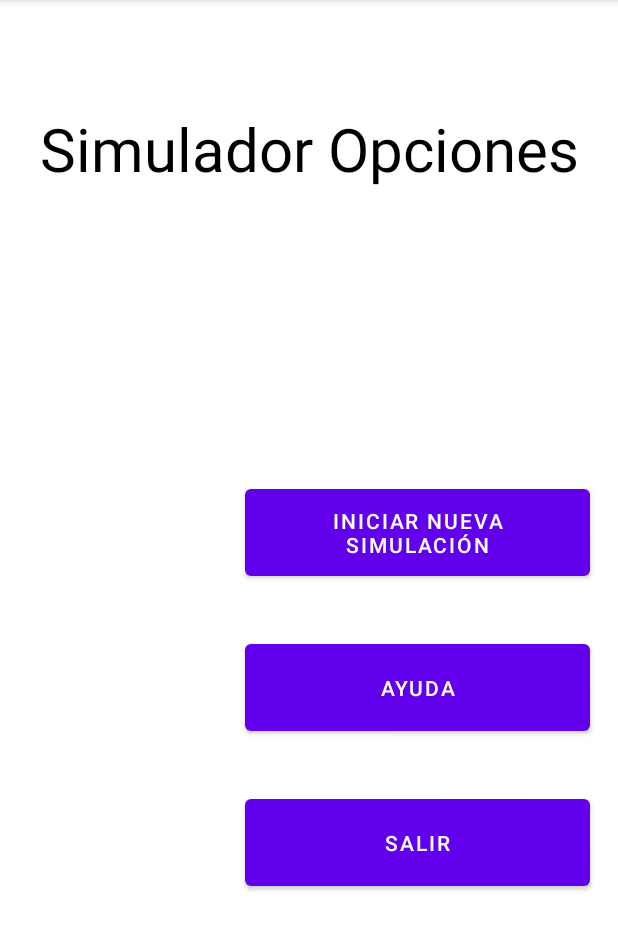
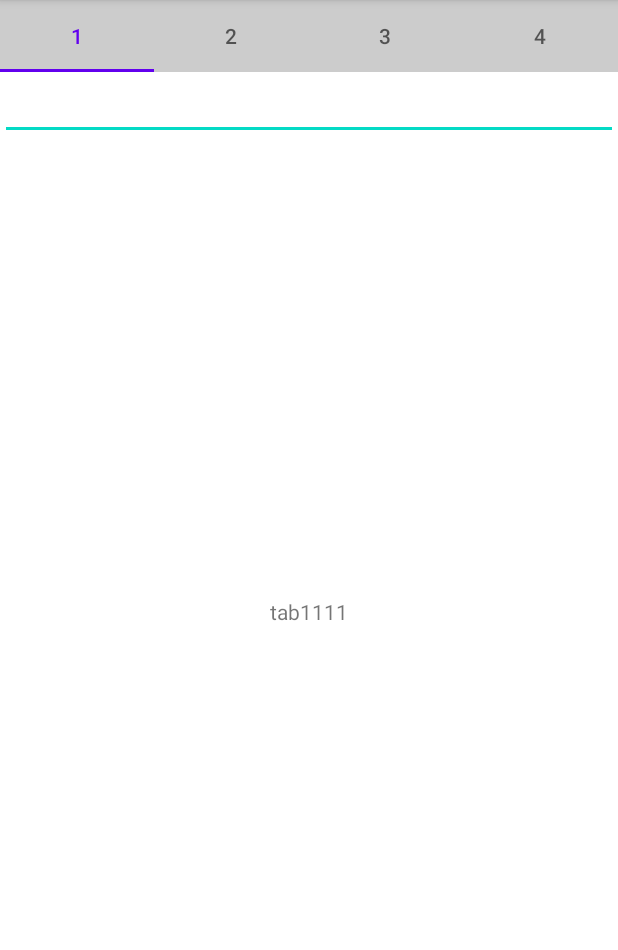
Before and after one commit to borisumss/SimuladorPlanDeNegocios, an Android app: the screen it shows after launch (MainActivity before the commit, MenuSimulacion after it), after a tap on "INICIAR NUEVA SIMULACIÓN", on a phone screen of 412 x 824 dp, the part 84-1034 px from its top. Run offline under Robolectric (Android 15) with nearby library versions, the phone set to English and light mode, and no system bars.

Commit message:
implementacion tabs

```diff
--- a/app/src/main/AndroidManifest.xml
+++ b/app/src/main/AndroidManifest.xml
@@ -14,6 +14,9 @@
         android:supportsRtl="true"
         android:theme="@style/Theme.SimuladorPlanDeNegocios">
         <activity
+            android:name=".Vista.MenuSimulacion"
+            android:exported="false" />
+        <activity
             android:name=".Vista.SplashActivity"
             android:exported="true">
             <intent-filter>
@@ -22,7 +25,6 @@
                 <category android:name="android.intent.category.LAUNCHER" />
             </intent-filter>
         </activity>
-
         <activity
             android:name=".Vista.MainActivity"
             android:exported="true" />
--- /dev/null
+++ b/app/src/main/java/com/example/simuladorplandenegocios/Controlador/PagerController.java
@@ -0,0 +1,39 @@
+package com.example.simuladorplandenegocios.Controlador;
+
+import androidx.annotation.NonNull;
+import androidx.fragment.app.Fragment;
+import androidx.fragment.app.FragmentManager;
+import androidx.fragment.app.FragmentPagerAdapter;
+
+public class PagerController extends FragmentPagerAdapter{
+    private int numoftabs;
+
+    public PagerController(@NonNull FragmentManager fm, int behavior){
+        super(fm, behavior);
+        this.numoftabs = behavior;
+    }
+
+    @NonNull
+    @Override
+    public Fragment getItem(int position) {
+
+        switch (position){
+            case 0:
+                return new tab1();
+            case 1:
+                return new tab2();
+            case 2:
+                return new tab3();
+            case 3:
+                return new tab4();
+            default:
+                return null;
+
+        }
+    }
+
+    @Override
+    public int getCount() {
+        return numoftabs;
+    }
+}
--- /dev/null
+++ b/app/src/main/java/com/example/simuladorplandenegocios/Controlador/tab1.java
@@ -0,0 +1,66 @@
+package com.example.simuladorplandenegocios.Controlador;
+
+import android.os.Bundle;
+
+import androidx.fragment.app.Fragment;
+
+import android.view.LayoutInflater;
+import android.view.View;
+import android.view.ViewGroup;
+
+import com.example.simuladorplandenegocios.R;
+
+/**
+ * A simple {@link Fragment} subclass.
+ * Use the {@link tab1#newInstance} factory method to
+ * create an instance of this fragment.
+ */
+public class tab1 extends Fragment {
+
+    // TODO: Rename parameter arguments, choose names that match
+    // the fragment initialization parameters, e.g. ARG_ITEM_NUMBER
+    private static final String ARG_PARAM1 = "param1";
+    private static final String ARG_PARAM2 = "param2";
+
+    // TODO: Rename and change types of parameters
+    private String mParam1;
+    private String mParam2;
+
+    public tab1() {
+        // Required empty public constructor
+    }
+
+    /**
+     * Use this factory method to create a new instance of
+     * this fragment using the provided parameters.
+     *
+     * @param param1 Parameter 1.
+     * @param param2 Parameter 2.
+     * @return A new instance of fragment tab1.
+     */
+    // TODO: Rename and change types and number of parameters
+    public static tab1 newInstance(String param1, String param2) {
+        tab1 fragment = new tab1();
+        Bundle args = new Bundle();
+        args.putString(ARG_PARAM1, param1);
+        args.putString(ARG_PARAM2, param2);
+        fragment.setArguments(args);
+        return fragment;
+    }
+
+    @Override
+    public void onCreate(Bundle savedInstanceState) {
+        super.onCreate(savedInstanceState);
+        if (getArguments() != null) {
+            mParam1 = getArguments().getString(ARG_PARAM1);
+            mParam2 = getArguments().getString(ARG_PARAM2);
+        }
+    }
+
+    @Override
+    public View onCreateView(LayoutInflater inflater, ViewGroup container,
+                             Bundle savedInstanceState) {
+        // Inflate the layout for this fragment
+        return inflater.inflate(R.layout.fragment_tab1, container, false);
+    }
+}
--- /dev/null
+++ b/app/src/main/java/com/example/simuladorplandenegocios/Controlador/tab2.java
@@ -0,0 +1,66 @@
+package com.example.simuladorplandenegocios.Controlador;
+
+import android.os.Bundle;
+
+import androidx.fragment.app.Fragment;
+
+import android.view.LayoutInflater;
+import android.view.View;
+import android.view.ViewGroup;
+
+import com.example.simuladorplandenegocios.R;
+
+/**
+ * A simple {@link Fragment} subclass.
+ * Use the {@link tab2#newInstance} factory method to
+ * create an instance of this fragment.
+ */
+public class tab2 extends Fragment {
+
+    // TODO: Rename parameter arguments, choose names that match
+    // the fragment initialization parameters, e.g. ARG_ITEM_NUMBER
+    private static final String ARG_PARAM1 = "param1";
+    private static final String ARG_PARAM2 = "param2";
+
+    // TODO: Rename and change types of parameters
+    private String mParam1;
+    private String mParam2;
+
+    public tab2() {
+        // Required empty public constructor
+    }
+
+    /**
+     * Use this factory method to create a new instance of
+     * this fragment using the provided parameters.
+     *
+     * @param param1 Parameter 1.
+     * @param param2 Parameter 2.
+     * @return A new instance of fragment tab2.
+     */
+    // TODO: Rename and change types and number of parameters
+    public static tab2 newInstance(String param1, String param2) {
+        tab2 fragment = new tab2();
+        Bundle args = new Bundle();
+        args.putString(ARG_PARAM1, param1);
+        args.putString(ARG_PARAM2, param2);
+        fragment.setArguments(args);
+        return fragment;
+    }
+
+    @Override
+    public void onCreate(Bundle savedInstanceState) {
+        super.onCreate(savedInstanceState);
+        if (getArguments() != null) {
+            mParam1 = getArguments().getString(ARG_PARAM1);
+            mParam2 = getArguments().getString(ARG_PARAM2);
+        }
+    }
+
+    @Override
+    public View onCreateView(LayoutInflater inflater, ViewGroup container,
+                             Bundle savedInstanceState) {
+        // Inflate the layout for this fragment
+        return inflater.inflate(R.layout.fragment_tab2, container, false);
+    }
+}
--- a/app/src/main/java/com/example/simuladorplandenegocios/Vista/MainActivity.java
+++ b/app/src/main/java/com/example/simuladorplandenegocios/Vista/MainActivity.java
@@ -25,7 +25,7 @@ public class MainActivity extends AppCompatActivity {
 
             @Override
             public void onClick(View view) {
-                Intent i = new Intent( MainActivity.this, simulacion.class);
+                Intent i = new Intent( MainActivity.this, MenuSimulacion.class);
                 startActivity(i);
             }
         });
--- /dev/null
+++ b/app/src/main/java/com/example/simuladorplandenegocios/Vista/MenuSimulacion.java
@@ -0,0 +1,65 @@
+package com.example.simuladorplandenegocios.Vista;
+
+import androidx.appcompat.app.AppCompatActivity;
+import androidx.viewpager.widget.ViewPager;
+
+import android.os.Bundle;
+
+import com.example.simuladorplandenegocios.Controlador.PagerController;
+import com.example.simuladorplandenegocios.R;
+import com.google.android.material.tabs.TabItem;
+import com.google.android.material.tabs.TabLayout;
+
+public class MenuSimulacion extends AppCompatActivity {
+    private TabLayout tabLayout;
+    private ViewPager viewPager;
+    private TabItem tab1, tab2, tab3, tab4;
+    private PagerController pagerAdapter;
+    @Override
+    protected void onCreate(Bundle savedInstanceState) {
+        super.onCreate(savedInstanceState);
+        setContentView(R.layout.activity_menu_simulacion);
+
+        tabLayout = findViewById(R.id.tablayout);
+        viewPager = findViewById(R.id.viewpager);
+
+        tab1 = findViewById(R.id.tab1);
+        tab2 = findViewById(R.id.tab2);
+        tab3 = findViewById(R.id.tab3);
+        tab4 = findViewById(R.id.tab4);
+
+        pagerAdapter = new PagerController(getSupportFragmentManager(),tabLayout.getTabCount());
+        viewPager.setAdapter(pagerAdapter);
+        tabLayout.setOnTabSelectedListener(new TabLayout.OnTabSelectedListener() {
+            @Override
+            public void onTabSelected(TabLayout.Tab tab) {
+                viewPager.setCurrentItem(tab.getPosition());
+                if(tab.getPosition()==0){
+                    pagerAdapter.notifyDataSetChanged();
+                }
+                if(tab.getPosition()==1){
+                    pagerAdapter.notifyDataSetChanged();
+                }
+                if(tab.getPosition()==2){
+                    pagerAdapter.notifyDataSetChanged();
+                }
+                if(tab.getPosition()==3){
+                    pagerAdapter.notifyDataSetChanged();
+                }
+            }
+
+            @Override
+            public void onTabUnselected(TabLayout.Tab tab) {
+
+            }
+
+            @Override
+            public void onTabReselected(TabLayout.Tab tab) {
+
+            }
+        });
+
+        viewPager.addOnPageChangeListener(new TabLayout.TabLayoutOnPageChangeListener(tabLayout));
+
+    }
+}
--- /dev/null
+++ b/app/src/main/res/layout/activity_menu_simulacion.xml
@@ -0,0 +1,51 @@
+<?xml version="1.0" encoding="utf-8"?>
+<LinearLayout xmlns:android="http://schemas.android.com/apk/res/android"
+    xmlns:app="http://schemas.android.com/apk/res-auto"
+    xmlns:tools="http://schemas.android.com/tools"
+    android:layout_width="match_parent"
+    android:layout_height="match_parent"
+    tools:context=".Vista.MenuSimulacion"
+    android:orientation="vertical"
+    >
+
+
+    <com.google.android.material.tabs.TabLayout
+        android:id="@+id/tablayout"
+        android:layout_width="match_parent"
+        android:layout_height="wrap_content"
+        android:background="@color/nuevo">
+
+        <com.google.android.material.tabs.TabItem
+            android:id="@+id/tab1"
+            android:layout_width="wrap_content"
+            android:layout_height="wrap_content"
+            android:text="1" />
+
+        <com.google.android.material.tabs.TabItem
+            android:id="@+id/tab2"
+            android:layout_width="wrap_content"
+            android:layout_height="wrap_content"
+            android:text="2" />
+
+        <com.google.android.material.tabs.TabItem
+            android:id="@+id/tab3"
+            android:layout_width="wrap_content"
+            android:layout_height="wrap_content"
+            android:text="3" />
+
+        <com.google.android.material.tabs.TabItem
+            android:id="@+id/tab4"
+            android:layout_width="wrap_content"
+            android:layout_height="wrap_content"
+            android:text="4" />
+
+    </com.google.android.material.tabs.TabLayout>
+
+    <androidx.viewpager.widget.ViewPager
+        android:id="@+id/viewpager"
+        android:layout_width="match_parent"
+        android:layout_height="match_parent">
+
+    </androidx.viewpager.widget.ViewPager>
+
+</LinearLayout>
--- /dev/null
+++ b/app/src/main/res/layout/fragment_tab1.xml
@@ -0,0 +1,22 @@
+<?xml version="1.0" encoding="utf-8"?>
+<FrameLayout xmlns:android="http://schemas.android.com/apk/res/android"
+    xmlns:tools="http://schemas.android.com/tools"
+    android:layout_width="match_parent"
+    android:layout_height="match_parent"
+    tools:context=".Controlador.tab1">
+
+    <!-- TODO: Update blank fragment layout -->
+    <TextView
+        android:layout_width="match_parent"
+        android:layout_height="match_parent"
+        android:text="tab1111"
+        android:gravity="center"/>
+
+    <EditText
+        android:id="@+id/editTextNumber"
+        android:layout_width="match_parent"
+        android:layout_height="wrap_content"
+        android:ems="10"
+        android:inputType="number" />
+
+</FrameLayout>
--- a/app/src/main/res/values/colors.xml
+++ b/app/src/main/res/values/colors.xml
@@ -7,4 +7,5 @@
     <color name="teal_700">#FF018786</color>
     <color name="black">#FF000000</color>
     <color name="white">#FFFFFFFF</color>
+    <color name="nuevo">#CCCCCC</color>
 </resources>
--- a/app/src/main/res/values/strings.xml
+++ b/app/src/main/res/values/strings.xml
@@ -14,4 +14,6 @@
     <string name="via"></string>
     <string name="atrac"></string>
     <string name="carga">Cargando Simulación</string>
+    <!-- TODO: Remove or change this placeholder text -->
+    <string name="hello_blank_fragment">Hello blank fragment</string>
 </resources>
```
Also changed, not shown: app/src/main/java/com/example/simuladorplandenegocios/Controlador/tab3.java (added, +66 -0 lines), app/src/main/java/com/example/simuladorplandenegocios/Controlador/tab4.java (added, +66 -0 lines), app/src/main/res/layout/fragment_tab2.xml (added, +22 -0 lines), app/src/main/res/layout/fragment_tab3.xml (added, +22 -0 lines), app/src/main/res/layout/fragment_tab4.xml (added, +22 -0 lines).
